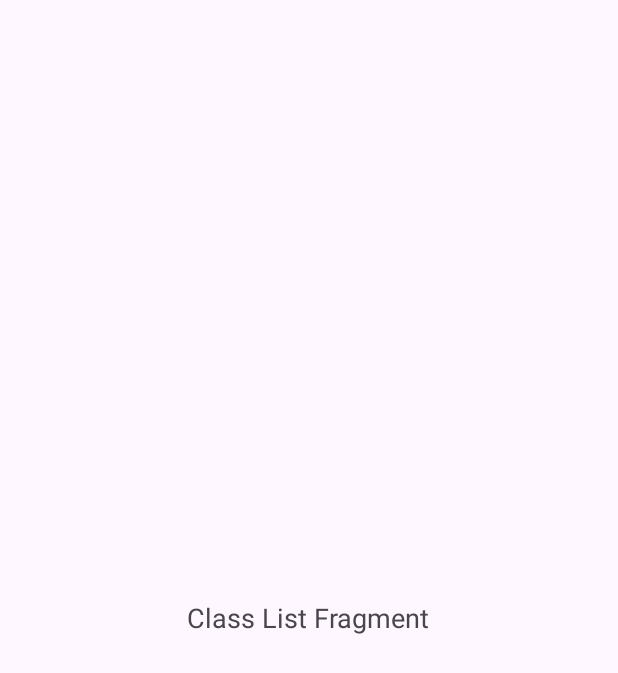
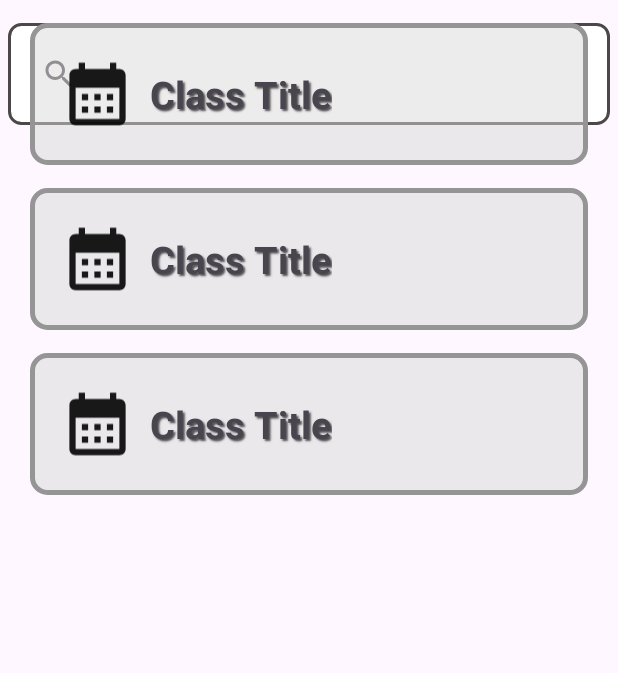
Before and after one commit to Rahul220344548/FinalYearProject, an Android app: the layout fragment_class_list.xml on its own in the app's theme, with its tools: preview values and no code run, on a phone screen of 412 x 824 dp. Shown: the top 673 px of the screen. Run offline under Robolectric (Android 15) with nearby library versions, the light colour scheme and no system bars.

Commit message:
add recycler view design for class list for admins

```diff
--- a/app/src/main/java/com/example/gym_application/ClassDetailViewActivity.kt
+++ b/app/src/main/java/com/example/gym_application/ClassDetailViewActivity.kt
@@ -95,10 +95,10 @@ class ClassDetailViewActivity : AppCompatActivity() {
         val btnBookClass = findViewById<Button>(R.id.btnBookClass)
         // if class is full
         if (currBookings >= maxCapacity) {
-
             txtClassRemainingSpot.setTextColor(ContextCompat.getColor(this,R.color.red))
             txtClassRemainingSpot.text = "Class Full"
             btnBookClass.isEnabled = false
+            // hide button btnBookClass.visibility = View.INVISIBLE
             return
         }
         txtClassRemainingSpot.text = "Available ($remainingSpots spots left)"
--- a/app/src/main/res/layout/fragment_class_list.xml
+++ b/app/src/main/res/layout/fragment_class_list.xml
@@ -1,12 +1,42 @@
-<LinearLayout xmlns:android="http://schemas.android.com/apk/res/android"
+<?xml version="1.0" encoding="utf-8"?>
+<androidx.constraintlayout.widget.ConstraintLayout xmlns:android="http://schemas.android.com/apk/res/android"
+    xmlns:tools="http://schemas.android.com/tools"
+    xmlns:app="http://schemas.android.com/apk/res-auto"
     android:layout_width="match_parent"
     android:layout_height="match_parent"
-    android:orientation="vertical"
-    android:gravity="center">
+    tools:context=".GymClassesFragment">
 
-    <TextView
-        android:layout_width="wrap_content"
+
+    <SearchView
+        android:id="@+id/searchView"
+        android:layout_width="match_parent"
         android:layout_height="wrap_content"
-        android:text="Class List Fragment"
-        android:textSize="18sp"/>
-</LinearLayout>
+        android:layout_marginTop="15dp"
+        android:layout_marginStart="5dp"
+        android:layout_marginEnd="5dp"
+        app:layout_constraintEnd_toEndOf="parent"
+        android:background="@drawable/edittext_border"
+        app:layout_constraintStart_toStartOf="parent"
+        app:layout_constraintTop_toTopOf="parent"/>
+
+    <androidx.core.widget.NestedScrollView
+        android:layout_width="match_parent"
+        android:layout_height="match_parent"
+        android:fillViewport="true"
+        app:layout_constraintTop_toTopOf="parent"
+        app:layout_constraintBottom_toBottomOf="parent">
+
+
+        <androidx.recyclerview.widget.RecyclerView
+            android:id="@+id/classesListRecyclerView"
+            android:layout_width="match_parent"
+            android:layout_height="wrap_content"
+            android:nestedScrollingEnabled="true"
+            android:layout_marginBottom="150dp"
+            tools:listitem="@layout/item_admin_class_list"/>
+
+
+    </androidx.core.widget.NestedScrollView>
+
+
+</androidx.constraintlayout.widget.ConstraintLayout>
--- /dev/null
+++ b/app/src/main/res/layout/item_admin_class_list.xml
@@ -0,0 +1,49 @@
+<?xml version="1.0" encoding="utf-8"?>
+<LinearLayout xmlns:android="http://schemas.android.com/apk/res/android"
+    android:layout_width="match_parent"
+    android:layout_height="wrap_content"
+    android:layout_marginStart="20dp"
+    android:layout_marginTop="15dp"
+    android:layout_marginEnd="20dp"
+    android:background="@drawable/layout_classes_item_border"
+    android:orientation="vertical"
+    android:padding="20dp">
+
+    <LinearLayout
+        android:layout_width="match_parent"
+        android:layout_height="wrap_content"
+        android:orientation="horizontal">
+
+        <ImageView
+            android:id="@+id/imageView2"
+            android:layout_width="50dp"
+            android:layout_height="match_parent"
+            android:src="@drawable/baseline_calendar_month_24" />
+
+        <LinearLayout
+            android:layout_width="match_parent"
+            android:layout_height="wrap_content"
+            android:padding="10dp"
+            android:orientation="vertical">
+
+            <TextView
+                android:id="@+id/classListTitle"
+                android:layout_width="wrap_content"
+                android:layout_height="wrap_content"
+                android:text="Class Title"
+                android:textSize="25sp"
+                android:shadowColor="#AA000000"
+                android:shadowDx="2"
+                android:shadowDy="2"
+                android:shadowRadius="1"
+                android:textStyle="bold" />
+
+
+        </LinearLayout>
+
+
+
+    </LinearLayout>
+
+
+</LinearLayout>
```
